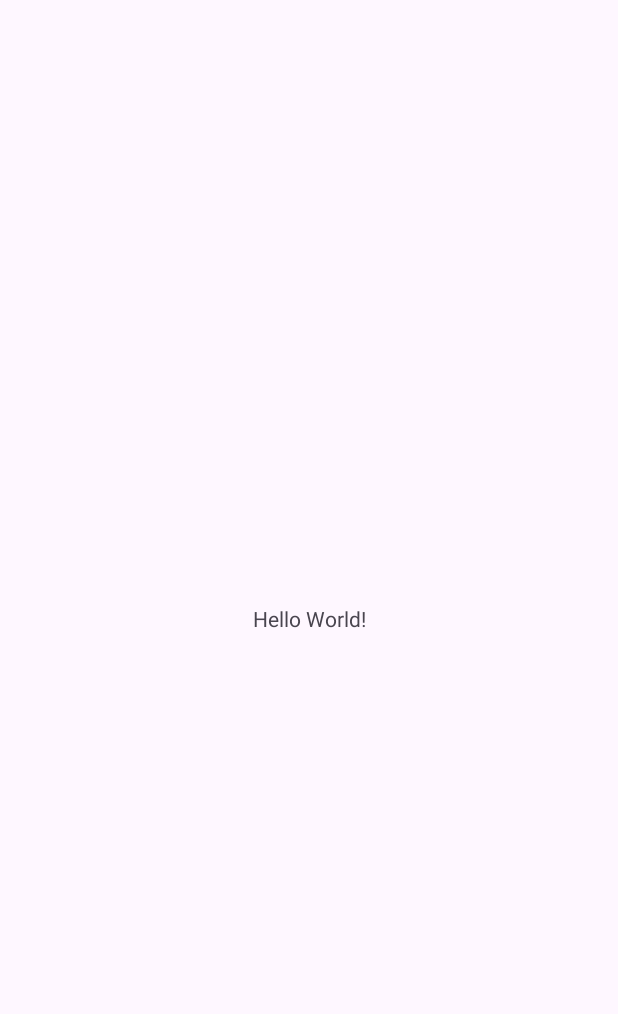
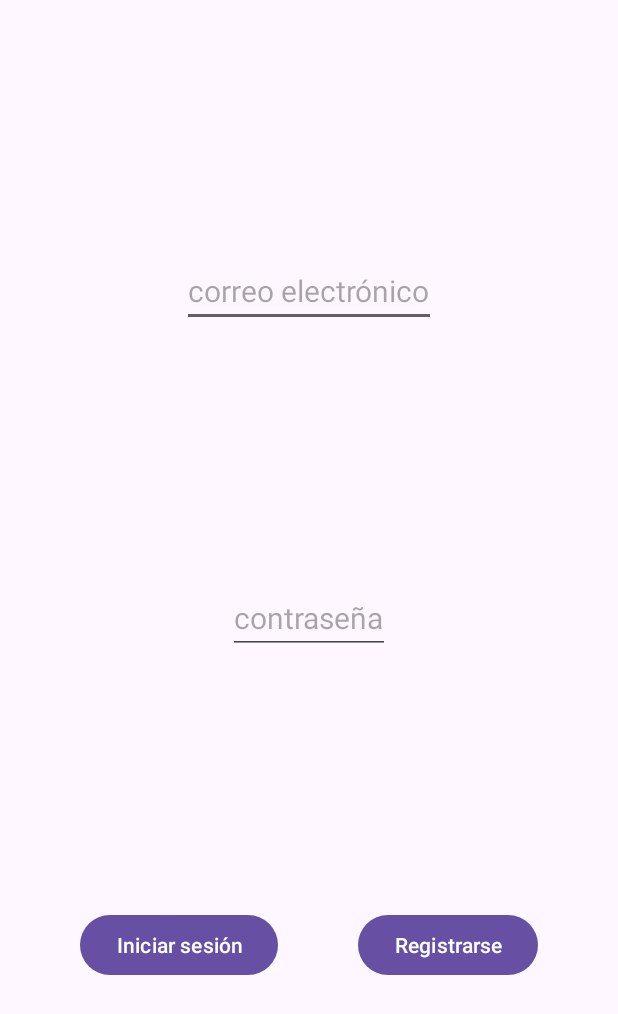
Before and after one commit to saragl728/ProyectoClasesSRPG, an Android app: the screen it shows after launch (MainActivity), on a phone screen of 412 x 824 dp. Before the commit the part shown is almost empty. Shown: the top 1014 px of the screen. Run offline under Robolectric (Android 15) with nearby library versions, the phone set to English and light mode, and no system bars.

Commit message:
Cambio el layout de la actividad principal

```diff
--- a/app/src/main/res/layout/activity_main.xml
+++ b/app/src/main/res/layout/activity_main.xml
@@ -6,13 +6,45 @@
     android:layout_height="match_parent"
     tools:context=".MainActivity">
 
-    <TextView
+    <EditText
+        android:id="@+id/correo"
         android:layout_width="wrap_content"
         android:layout_height="wrap_content"
-        android:text="Hello World!"
+        android:hint="correo electrónico"
+        android:textSize="20dp"
+        app:layout_constraintLeft_toLeftOf="parent"
+        app:layout_constraintRight_toRightOf="parent"
+        app:layout_constraintTop_toTopOf="parent"
+        app:layout_constraintBottom_toTopOf="@id/contrasenya"/>
+
+    <EditText
+        android:id="@+id/contrasenya"
+        android:layout_width="wrap_content"
+        android:layout_height="wrap_content"
+        android:hint="contraseña"
+        android:textSize="20dp"
+        app:layout_constraintLeft_toLeftOf="parent"
+        app:layout_constraintRight_toRightOf="parent"
+        app:layout_constraintBottom_toTopOf="@id/bLogin"
+        app:layout_constraintTop_toBottomOf="@id/correo"/>
+
+    <Button
+        android:id="@+id/bLogin"
+        android:layout_width="wrap_content"
+        android:layout_height="wrap_content"
+        android:text="Iniciar sesión"
+        app:layout_constraintLeft_toLeftOf="parent"
+        app:layout_constraintRight_toLeftOf="@id/bRegistro"
         app:layout_constraintBottom_toBottomOf="parent"
-        app:layout_constraintEnd_toEndOf="parent"
-        app:layout_constraintStart_toStartOf="parent"
-        app:layout_constraintTop_toTopOf="parent" />
+        app:layout_constraintTop_toBottomOf="@id/contrasenya"/>
 
+    <Button
+        android:id="@+id/bRegistro"
+        android:layout_width="wrap_content"
+        android:layout_height="wrap_content"
+        android:text="Registrarse"
+        app:layout_constraintLeft_toRightOf="@id/bLogin"
+        app:layout_constraintRight_toRightOf="parent"
+        app:layout_constraintBottom_toBottomOf="parent"
+        app:layout_constraintTop_toBottomOf="@id/contrasenya"/>
 </androidx.constraintlayout.widget.ConstraintLayout>
```
